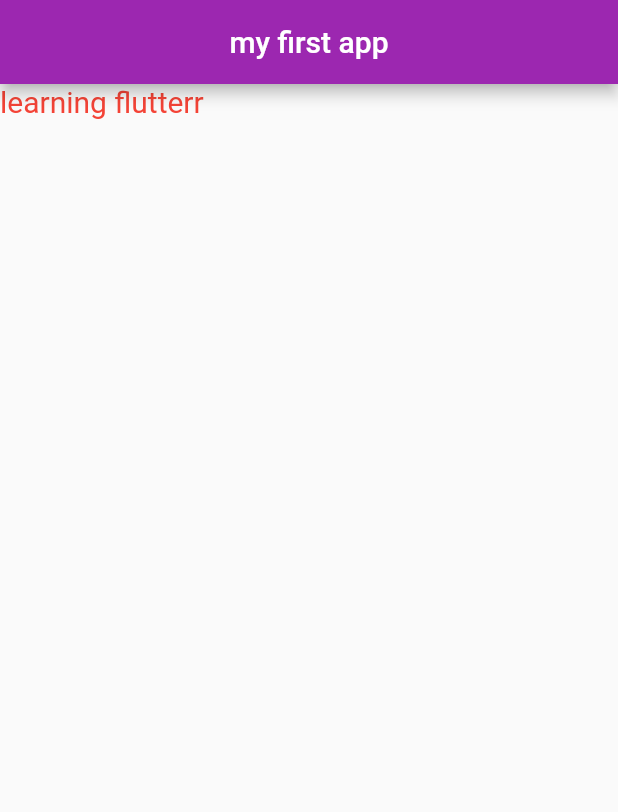
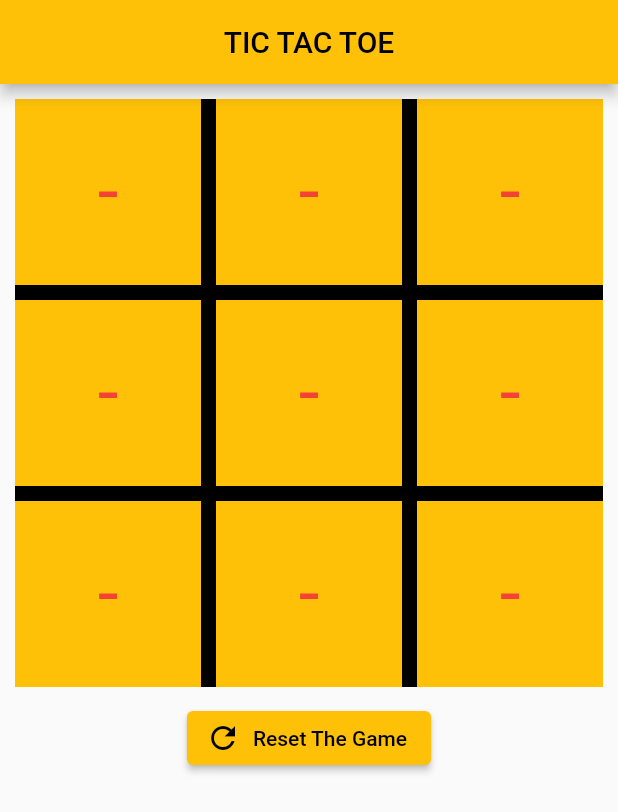
Before and after one commit to sherukhann/flutter_tutorial_and_poc, a Flutter app: the screen it shows after launch, on a phone screen of 412 x 824 dp. Shown: the top 812 px of the screen. Run offline on Flutter 3.47's test engine with Material 2 defaults, Android fonts, the phone set to English and light mode, and no system bars.

```diff
--- a/lib/main.dart
+++ b/lib/main.dart
@@ -11,31 +11,147 @@ class MyApp extends StatelessWidget {
   Widget build(BuildContext context) {
     return MaterialApp(
       theme: ThemeData(
-        primarySwatch: Colors.purple,
+          primarySwatch: Colors.amber,
           brightness: Brightness.light,
           textTheme: const TextTheme(
             bodyMedium: TextStyle(fontSize: 20, color: Colors.red),
-        )
-      ),
+          )),
       home: const HomePage(),
       debugShowCheckedModeBanner: false,
     );
   }
 }
 
-class HomePage extends StatelessWidget {
+class HomePage extends StatefulWidget {
   const HomePage({super.key});
+
+  @override
+  State<HomePage> createState() => _HomePageState();
+}
+
+class _HomePageState extends State<HomePage> {
   // state full widget
+  List<String> grid = [
+    '-',
+    '-',
+    '-',
+    '-',
+    '-',
+    '-',
+    '-',
+    '-',
+    '-',
+  ];
+  var currentPlayer = 'X';
+  var winner = '';
+
+  void drawxo(i) {
+    if (grid[i] == '-' && winner == '') {
+      setState(() {
+        grid[i] = currentPlayer;
+        currentPlayer = (currentPlayer == 'X' ? 'O' : 'X');
+      });
+      findWinner(grid[i]);
+    }
+  }
+
+  bool checkMove(i, j, k, sign) {
+    return grid[i] == sign && grid[j] == sign && grid[k] == sign;
+  }
+
+  void findWinner(currentSign) {
+    if (checkMove(0, 1, 2, currentSign) ||
+            checkMove(3, 4, 5, currentSign) ||
+            checkMove(6, 7, 8, currentSign) || // rows
+            checkMove(0, 3, 6, currentSign) ||
+            checkMove(1, 4, 7, currentSign) ||
+            checkMove(2, 5, 8, currentSign) || // column
+            checkMove(0, 4, 8, currentSign) ||
+            checkMove(2, 4, 6, currentSign) // diagonal
+        ) {
+      debugPrint('$currentSign won');
+      winner = '$currentSign won';
+    }
+  }
+
+  void reset() {
+    setState(() {
+      grid = [
+        '-',
+        '-',
+        '-',
+        '-',
+        '-',
+        '-',
+        '-',
+        '-',
+        '-',
+      ];
+      winner = '';
+    });
+  }
+
   @override
   Widget build(BuildContext context) {
     return Scaffold(
       appBar: AppBar(
         title: const Text(
-            'my first app',
+          'TIC TAC TOE',
         ),
         centerTitle: true,
         // backgroundColor: Colors.green,
       ),
-        body: const Text('learning flutterr'));
+      body: Center(
+        child: Column(
+          children: [
+            Container(
+              constraints: const BoxConstraints(maxHeight: 400, maxWidth: 400),
+              margin: const EdgeInsets.all(10),
+              color: Colors.black,
+              child: GridView.builder(
+                shrinkWrap: true,
+                gridDelegate: const SliverGridDelegateWithFixedCrossAxisCount(
+                  crossAxisCount: 3,
+                  crossAxisSpacing: 10,
+                  mainAxisSpacing: 10,
+                ),
+                itemBuilder: (context, index) {
+                  return Material(
+                    color: Colors.amber,
+                    child: InkWell(
+                      splashColor: Colors.black,
+                      onTap: () {
+                        drawxo(index);
+                      },
+                      child: Center(
+                        child: Text(
+                          grid[index],
+                          style: const TextStyle(fontSize: 50),
+                        ),
+                      ),
+                    ),
+                  );
+                },
+                itemCount: grid.length,
+              ),
+            ),
+            ElevatedButton.icon(
+              onPressed: reset,
+              icon: const Icon(Icons.refresh),
+              label: const Text('Reset The Game'),
+            ),
+            if (winner != '')
+              Text(
+                winner,
+                style: const TextStyle(
+                  fontSize: 100,
+                  fontWeight: FontWeight.w700,
+                  color: Colors.blue,
+                ),
+              )
+          ],
+        ),
+      ),
+    );
   }
 }
```
Lines whose indentation alone changed are shown as unchanged.
